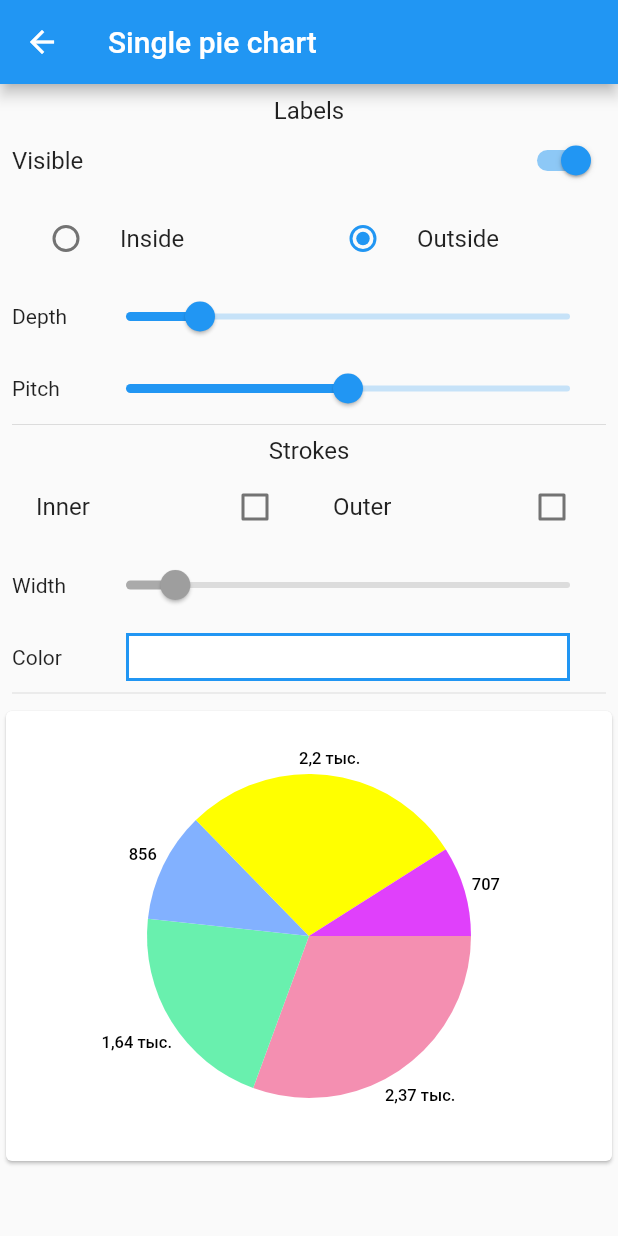
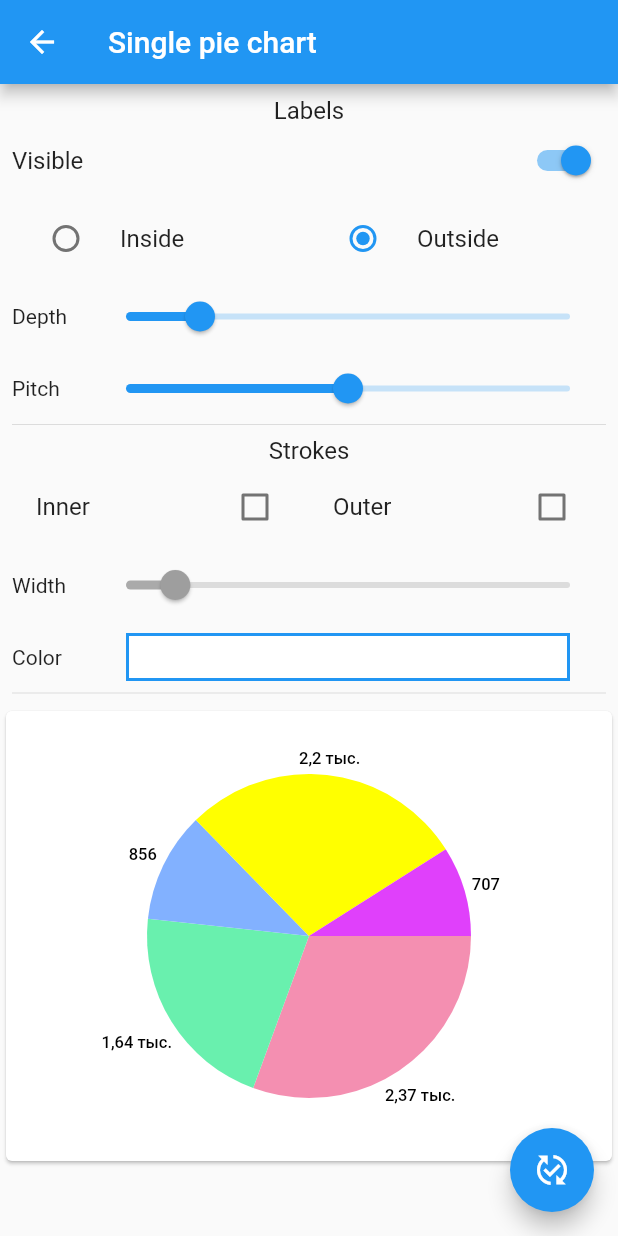
Before and after one commit to darkstarx/fast_charts, a Flutter app: the screen it shows after launch, after a tap on "Single pie chart", on a phone screen of 412 x 824 dp. Run offline on Flutter 3.47's test engine with Material 2 defaults, Android fonts, the phone set to English and light mode, and no system bars; our stand-ins replace flutter_colorpicker.

Commit message:
Animate strokes in the pie chart.

```diff
--- a/example/lib/main.dart
+++ b/example/lib/main.dart
@@ -1,6 +1,7 @@
 import 'package:flutter/material.dart';
 
 import 'pages/bar_single.dart';
+import 'pages/pie_list.dart';
 import 'pages/pie_single.dart';
 import 'pages/stacked_bar_list.dart';
 import 'pages/stacked_bar_single.dart';
@@ -25,10 +26,11 @@ class MyApp extends StatelessWidget
       themeMode: ThemeMode.system,
       routes: {
         '/example': (context) => const ExamplePage(),
-        '/example/bar/single': (context) => const BarSinglePage(),
+        '/example/grouped/single': (context) => const BarSinglePage(),
         '/example/stacked/single': (context) => const StackedBarSinglePage(),
+        '/example/stacked/list': (context) => const StackedBarListPage(),
         '/example/pie/single': (context) => const PieSinglePage(),
-        '/example/stacked/list': (context) => const StackedBarListPage(),
+        '/example/pie/list': (context) => const PieListPage(),
       },
       initialRoute: '/example',
     );
@@ -56,9 +58,9 @@ class ExamplePage extends StatelessWidget
               children: [
                 ElevatedButton(
                   onPressed: () => Navigator.of(context).pushNamed(
-                    '/example/bar/single',
+                    '/example/grouped/single',
                   ),
-                  child: const Text('Single bar chart'),
+                  child: const Text('Single grouped bar chart'),
                 ),
                 ElevatedButton(
                   onPressed: () => Navigator.of(context).pushNamed(
@@ -72,11 +74,18 @@ class ExamplePage extends StatelessWidget
                   ),
                   child: const Text('Single pie chart'),
                 ),
+                const Divider(),
                 ElevatedButton(
                   onPressed: () => Navigator.of(context).pushNamed(
                     '/example/stacked/list',
                   ),
                   child: const Text('List of stacked bar charts'),
+                ),
+                ElevatedButton(
+                  onPressed: () => Navigator.of(context).pushNamed(
+                    '/example/pie/list',
+                  ),
+                  child: const Text('List of pie charts'),
                 ),
               ],
             ),
--- a/example/lib/pages/bar_single.dart
+++ b/example/lib/pages/bar_single.dart
@@ -98,7 +98,7 @@ class _BarSinglePageState extends State<BarSinglePage>
   Widget build(final BuildContext context)
   {
     return Scaffold(
-      appBar: AppBar(title: const Text('Single bar chart')),
+      appBar: AppBar(title: const Text('Single grouped bar chart')),
       body: card,
       floatingActionButton: FloatingActionButton(
         onPressed: () => setState(() {
--- a/example/lib/pages/pie_single.dart
+++ b/example/lib/pages/pie_single.dart
@@ -64,12 +64,12 @@ class _PieSinglePageState extends State<PieSinglePage>
     return Scaffold(
       appBar: AppBar(title: const Text('Single pie chart')),
       body: body,
-      // floatingActionButton: FloatingActionButton(
-      //   onPressed: () => setState(() {
-      //     _series = _series.data == data1 ? series2 : series1;
-      //   }),
-      //   child: const Icon(Icons.published_with_changes),
-      // ),
+      floatingActionButton: FloatingActionButton(
+        onPressed: () => setState(() {
+          _series = _series.data == data1 ? series2 : series1;
+        }),
+        child: const Icon(Icons.published_with_changes),
+      ),
     );
   }
 
@@ -344,25 +344,6 @@ class _PieSinglePageState extends State<PieSinglePage>
             pickerColor: value,
             onColorChanged: (value) => result = value,
           ),
-          // Use Material color picker:
-          //
-          // child: MaterialPicker(
-          //   pickerColor: pickerColor,
-          //   onColorChanged: changeColor,
-          //   showLabel: true, // only on portrait mode
-          // ),
-          //
-          // Use Block color picker:
-          //
-          // child: BlockPicker(
-          //   pickerColor: currentColor,
-          //   onColorChanged: changeColor,
-          // ),
-          //
-          // child: MultipleChoiceBlockPicker(
-          //   pickerColors: currentColors,
-          //   onColorsChanged: changeColors,
-          // ),
         ),
         actions: [
           ElevatedButton(
--- a/lib/src/pie_chart/painter.dart
+++ b/lib/src/pie_chart/painter.dart
@@ -51,12 +51,12 @@ class PiePainter<D> extends CustomPainter
         canvas.clipRect(layoutData.clipRect, doAntiAlias: true);
         canvas.saveLayer(layoutData.clipRect, Paint());
     }
-    final sectors = _sectors = _getSectors(layoutData);
-    for (final s in sectors.values) {
+    final pie = _pie = _getPie(layoutData);
+    for (final s in pie.sectors.values) {
       canvas.drawArc(s.rect, s.startAngle, s.sweepAngle, true, s.paint);
     }
-    final strokePath = layoutData.strokePath;
-    final strokePaint = layoutData.strokePaint;
+    final strokePath = pie.strokePath;
+    final strokePaint = pie.strokePaint;
     if (strokePath != null && strokePaint != null) {
       canvas.drawPath(strokePath, strokePaint);
     }
@@ -86,7 +86,7 @@ class PiePainter<D> extends CustomPainter
       || strokes != oldDelegate.strokes
     ;
     if (needRebuild) {
-      _oldSectors = oldDelegate._sectors;
+      _oldPie = oldDelegate._pie;
       _layoutData = null;
     } else {
       _layoutData = oldDelegate._layoutData;
@@ -135,10 +135,12 @@ class PiePainter<D> extends CustomPainter
     final layoutData = _LayoutData<D>(
       rect: rect,
       clipRect: outerRect,
-      sectors: {},
+      pie: _Pie(
+        strokePath: strokePath,
+        strokePaint: strokePaint,
+        sectors: {},
+      ),
       labels: [],
-      strokePath: strokePath,
-      strokePaint: strokePaint,
     );
 
     for (final sector in data.sectors) {
@@ -146,8 +148,8 @@ class PiePainter<D> extends CustomPainter
         ..color = sector.color
         ..style = PaintingStyle.fill
       ;
-      final sweepAngle = doublePi * sector.value / 100;
-      layoutData.sectors[sector.domain] = _Sector(
+      final sweepAngle = doublePi * sector.value.abs() / 100;
+      layoutData.pie.sectors[sector.domain] = _Sector(
         rect: rect,
         startAngle: startAngle,
         sweepAngle: sweepAngle,
@@ -283,15 +285,15 @@ class PiePainter<D> extends CustomPainter
     return layoutData;
   }
 
-  Map<D, _Sector> _getSectors(final _LayoutData<D> layoutData)
+  _Pie<D> _getPie(final _LayoutData<D> layoutData)
   {
     final animation = this.animation;
     if (animation == null) {
-      return layoutData.sectors;
+      return layoutData.pie;
     } else {
       final sectors = <D, _Sector>{};
-      final newSectors = Map<D, _Sector>.from(layoutData.sectors);
-      final oldSectors = Map<D, _Sector>.from(_oldSectors!);
+      final newSectors = Map<D, _Sector>.from(layoutData.pie.sectors);
+      final oldSectors = Map<D, _Sector>.from(_oldPie!.sectors);
       for (final entry in newSectors.entries.toList()) {
         final domain = entry.key;
         final newSector = entry.value;
@@ -364,14 +366,46 @@ class PiePainter<D> extends CustomPainter
       }
       assert(newSectors.isEmpty);
       assert(oldSectors.isEmpty);
-      return sectors;
+      Paint? strokePaint;
+      Path? strokePath;
+      final strokes = this.strokes;
+      if (strokes != null && strokes.effective && sectors.isNotEmpty) {
+        strokePaint = Paint()
+          ..style = PaintingStyle.stroke
+          ..strokeWidth = strokes.width
+          ..color = strokes.color
+        ;
+        strokePath = Path();
+        if (strokes.inner) {
+          for (final sector in sectors.values) {
+            final center = sector.rect.center;
+            final radius = sector.rect.width / 2;
+            final point = center + Offset(
+              cos(sector.startAngle) * radius,
+              sin(sector.startAngle) * radius,
+            );
+            strokePath
+              ..moveTo(center.dx, center.dy)
+              ..lineTo(point.dx, point.dy)
+            ;
+          }
+        }
+        if (strokes.outer) {
+          strokePath.addOval(sectors.values.first.rect);
+        }
+      }
+      return _Pie(
+        sectors: sectors,
+        strokePath: strokePath,
+        strokePaint: strokePaint,
+      );
     }
   }
 
   _LayoutData<D>? _layoutData;
   Size? _lastSize;
-  Map<D, _Sector>? _sectors;
-  Map<D, _Sector>? _oldSectors;
+  _Pie<D>? _pie;
+  _Pie<D>? _oldPie;
 }
 
 
@@ -379,18 +413,28 @@ class _LayoutData<D>
 {
   final Rect rect;
   final Rect clipRect;
-  final Map<D, _Sector> sectors;
+  final _Pie<D> pie;
   final List<(Offset, ui.Paragraph)> labels;
-  final Path? strokePath;
-  final Paint? strokePaint;
 
   const _LayoutData({
     required this.rect,
     required this.clipRect,
+    required this.pie,
+    required this.labels,
+  });
+}
+
+
+class _Pie<D>
+{
+  final Path? strokePath;
+  final Paint? strokePaint;
+  final Map<D, _Sector> sectors;
+
+  const _Pie({
+    required this.strokePath,
+    required this.strokePaint,
     required this.sectors,
-    required this.labels,
-    this.strokePath,
-    this.strokePaint,
   });
 }
 
```
Also changed, not shown: example/lib/pages/pie_list.dart (added, +94 -0 lines), example/lib/pages/stacked_bar_list.dart (+5 -3 lines).
